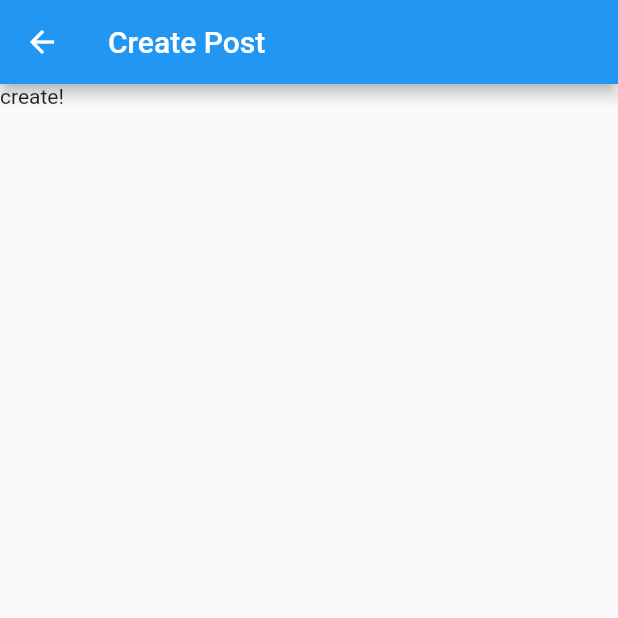
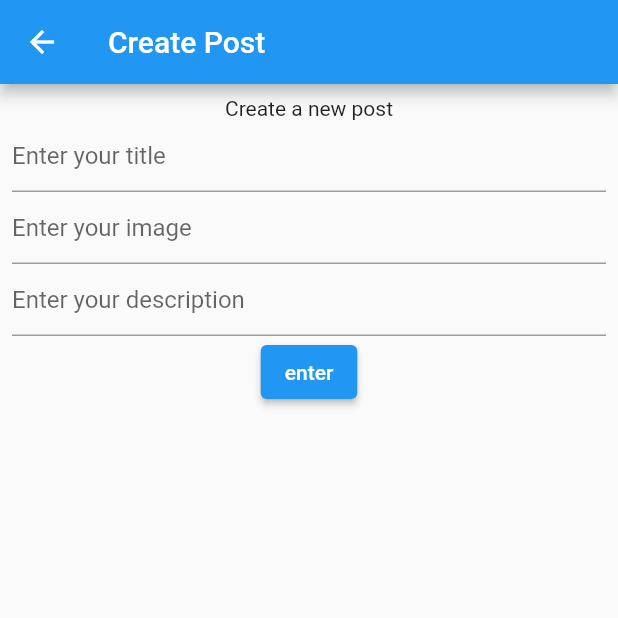
Before and after one commit to rickythain/flutter_besquare_chat_room, a Flutter app: the CreatePostPage screen opened directly, on a phone screen of 412 x 824 dp, the top half of it. Run offline on Flutter 3.47's test engine with Material 2 defaults, Android fonts, the phone set to English and light mode, and no system bars; our stand-ins replace equatable, flutter_bloc; network calls fail.

Commit message:
[feats] create and delete own post

```diff
--- a/lib/create_post/create_post.dart
+++ b/lib/create_post/create_post.dart
@@ -1,3 +1,5 @@
+import 'package:besquare_chat_room/create_post/create_post_cubit.dart';
+import 'package:besquare_chat_room/storage/besquare_server.dart';
 import 'package:flutter/material.dart';
 
 class CreatePostPage extends StatefulWidget {
@@ -8,13 +10,52 @@ class CreatePostPage extends StatefulWidget {
 }
 
 class _CreatePostPageState extends State<CreatePostPage> {
+  final _cubitCreatePost = CreatePost();
   @override
   Widget build(BuildContext context) {
     return Scaffold(
       appBar: AppBar(
         title: Text('Create Post'),
       ),
-      body: SafeArea(child: Text('create!')),
+      body: SafeArea(
+        child: Padding(
+          padding: const EdgeInsets.all(8.0),
+          child: Container(
+            child: Column(
+              children: [
+                Text('Create a new post'),
+                TextField(
+                  decoration:
+                      const InputDecoration(hintText: 'Enter your title'),
+                  onChanged: (text) {
+                    _cubitCreatePost.titleChange(text);
+                  },
+                ),
+                TextField(
+                  decoration:
+                      const InputDecoration(hintText: 'Enter your image'),
+                  onChanged: (text) {
+                    _cubitCreatePost.imageChange(text);
+                  },
+                ),
+                TextField(
+                  decoration:
+                      const InputDecoration(hintText: 'Enter your description'),
+                  onChanged: (text) {
+                    _cubitCreatePost.descriptionChange(text);
+                  },
+                ),
+                ElevatedButton(
+                  child: const Text('enter'),
+                  onPressed: () {
+                    _cubitCreatePost.createPost();
+                  },
+                )
+              ],
+            ),
+          ),
+        ),
+      ),
     );
   }
 }
--- /dev/null
+++ b/lib/create_post/create_post_cubit.dart
@@ -0,0 +1,30 @@
+import 'package:besquare_chat_room/storage/besquare_server.dart';
+import 'package:flutter/widgets.dart';
+import 'package:flutter_bloc/flutter_bloc.dart';
+
+class CreatePost extends Cubit<NewPost> {
+  CreatePost() : super(NewPost('', '', ''));
+  String? title;
+  String? description;
+  String? image;
+  NewPost? post;
+
+  void titleChange(text) => title = text;
+  void descriptionChange(text) => description = text;
+  void imageChange(text) => image = text;
+
+  void createPost() {
+    print('data: $title, $description, $image');
+    post = NewPost(title, description, image);
+
+    createNewPost(post!);
+  }
+}
+
+class NewPost {
+  String? title;
+  String? description;
+  String? image;
+
+  NewPost(this.title, this.description, this.image);
+}
--- a/lib/sign_in/sign_in.dart
+++ b/lib/sign_in/sign_in.dart
@@ -43,7 +43,9 @@ class _SignInPageState extends State<SignInPage> {
                   MaterialPageRoute(
                       builder: (_) => BlocProvider(
                             create: (context) => PostBloc(PostInitialState()),
-                            child: const PostsPage(),
+                            child: PostsPage(
+                              author: _cubitSignIn.state,
+                            ),
                           )),
                 );
               },
```
Also changed, not shown: lib/posts/post_item.dart (+24 -5 lines), lib/posts/posts.dart (+23 -3 lines), lib/posts/posts_bloc/post_bloc.dart (+9 -9 lines), lib/storage/besquare_server.dart (+7 -23 lines).
